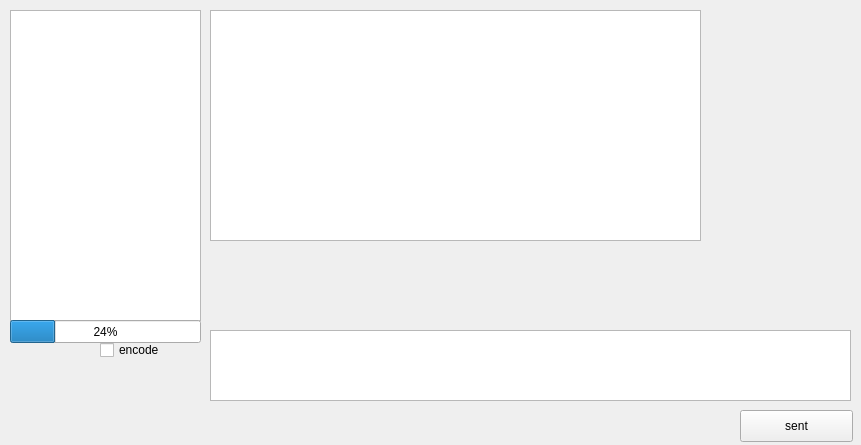
Qt form form.ui (Vladislav-S/vk) before a commit.
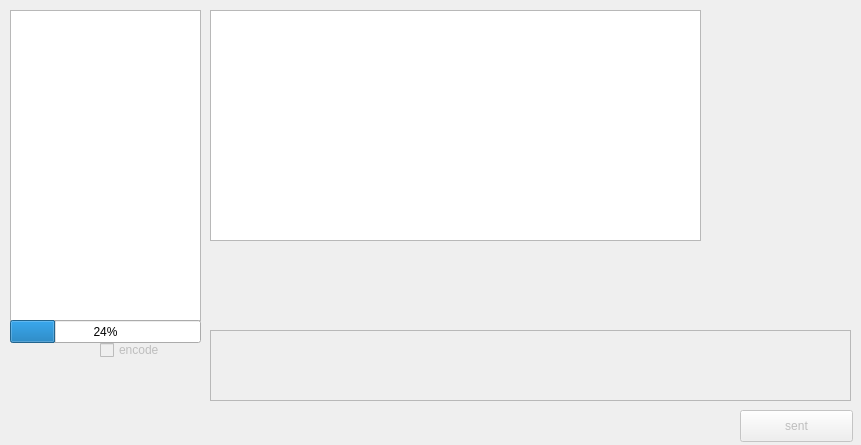
The same form after that commit. Custom widgets are drawn as their Qt base class.

What changed in the file:
```diff
--- a/form.ui
+++ b/form.ui
@@ -37,6 +37,9 @@
    </property>
   </widget>
   <widget class="myQTextEdit" name="t_edit">
+   <property name="enabled">
+    <bool>false</bool>
+   </property>
    <property name="geometry">
     <rect>
      <x>210</x>
@@ -47,6 +50,9 @@
    </property>
   </widget>
   <widget class="QPushButton" name="b_sent">
+   <property name="enabled">
+    <bool>false</bool>
+   </property>
    <property name="geometry">
     <rect>
      <x>740</x>
@@ -86,6 +92,9 @@
    </property>
   </widget>
   <widget class="QCheckBox" name="chb_encode">
+   <property name="enabled">
+    <bool>false</bool>
+   </property>
    <property name="geometry">
     <rect>
      <x>100</x>
```
